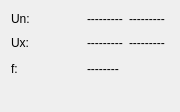
Old version of the form wm3000u/wmrawactualvalbase.ui in the repository ZeraGmbH/wm-project.
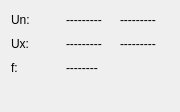
New version of the form.

Commit message: changes .ui files, vector widget without spacer

Patch:
```diff
--- a/wm3000u/wmrawactualvalbase.ui
+++ b/wm3000u/wmrawactualvalbase.ui
@@ -29,7 +29,33 @@
    <string>Vektoren</string>
   </property>
   <layout class="QGridLayout">
-   <item row="1" column="2">
+   <item row="2" column="0">
+    <widget class="QLabel" name="FreqLabel">
+     <property name="frameShape">
+      <enum>QFrame::NoFrame</enum>
+     </property>
+     <property name="text">
+      <string>f:</string>
+     </property>
+     <property name="wordWrap">
+      <bool>false</bool>
+     </property>
+    </widget>
+   </item>
+   <item row="0" column="1">
+    <widget class="QLabel" name="XnAmplDisp">
+     <property name="frameShape">
+      <enum>QFrame::NoFrame</enum>
+     </property>
+     <property name="text">
+      <string>---------</string>
+     </property>
+     <property name="wordWrap">
+      <bool>false</bool>
+     </property>
+    </widget>
+   </item>
+   <item row="1" column="1">
     <widget class="QLabel" name="XxAmplDisp">
      <property name="frameShape">
       <enum>QFrame::NoFrame</enum>
@@ -45,7 +71,40 @@
      </property>
     </widget>
    </item>
-   <item row="0" column="3">
+   <item row="0" column="0">
+    <widget class="QLabel" name="XnLabel">
+     <property name="frameShape">
+      <enum>QFrame::NoFrame</enum>
+     </property>
+     <property name="text">
+      <string>Un:</string>
+     </property>
+     <property name="wordWrap">
+      <bool>false</bool>
+     </property>
+    </widget>
+   </item>
+   <item row="3" column="0" colspan="3">
+    <widget class="QLabel" name="Settingslabel">
+     <property name="text">
+      <string/>
+     </property>
+    </widget>
+   </item>
+   <item row="1" column="0">
+    <widget class="QLabel" name="XxLabel">
+     <property name="frameShape">
+      <enum>QFrame::NoFrame</enum>
+     </property>
+     <property name="text">
+      <string>Ux:</string>
+     </property>
+     <property name="wordWrap">
+      <bool>false</bool>
+     </property>
+    </widget>
+   </item>
+   <item row="0" column="2">
     <widget class="QLabel" name="XnPhaseDisp">
      <property name="sizePolicy">
       <sizepolicy hsizetype="Preferred" vsizetype="Preferred">
@@ -64,75 +123,7 @@
      </property>
     </widget>
    </item>
-   <item row="2" column="3">
-    <spacer name="spacer17">
-     <property name="orientation">
-      <enum>Qt::Vertical</enum>
-     </property>
-     <property name="sizeType">
-      <enum>QSizePolicy::Minimum</enum>
-     </property>
-     <property name="sizeHint" stdset="0">
-      <size>
-       <width>20</width>
-       <height>20</height>
-      </size>
-     </property>
-    </spacer>
-   </item>
-   <item row="0" column="2">
-    <widget class="QLabel" name="XnAmplDisp">
-     <property name="frameShape">
-      <enum>QFrame::NoFrame</enum>
-     </property>
-     <property name="text">
-      <string>---------</string>
-     </property>
-     <property name="wordWrap">
-      <bool>false</bool>
-     </property>
-    </widget>
-   </item>
-   <item row="2" column="0">
-    <widget class="QLabel" name="FreqLabel">
-     <property name="frameShape">
-      <enum>QFrame::NoFrame</enum>
-     </property>
-     <property name="text">
-      <string>f:</string>
-     </property>
-     <property name="wordWrap">
-      <bool>false</bool>
-     </property>
-    </widget>
-   </item>
-   <item row="1" column="0">
-    <widget class="QLabel" name="XxLabel">
-     <property name="frameShape">
-      <enum>QFrame::NoFrame</enum>
-     </property>
-     <property name="text">
-      <string>Ux:</string>
-     </property>
-     <property name="wordWrap">
-      <bool>false</bool>
-     </property>
-    </widget>
-   </item>
-   <item row="2" column="2">
-    <widget class="QLabel" name="FreqDisp">
-     <property name="frameShape">
-      <enum>QFrame::NoFrame</enum>
-     </property>
-     <property name="text">
-      <string>--------</string>
-     </property>
-     <property name="wordWrap">
-      <bool>false</bool>
-     </property>
-    </widget>
-   </item>
-   <item row="1" column="3">
+   <item row="1" column="2">
     <widget class="QLabel" name="XxPhaseDisp">
      <property name="frameShape">
       <enum>QFrame::NoFrame</enum>
@@ -145,42 +136,19 @@
      </property>
     </widget>
    </item>
-   <item row="1" column="1">
-    <spacer name="spacer20">
-     <property name="orientation">
-      <enum>Qt::Horizontal</enum>
-     </property>
-     <property name="sizeType">
-      <enum>QSizePolicy::Minimum</enum>
-     </property>
-     <property name="sizeHint" stdset="0">
-      <size>
-       <width>33</width>
-       <height>20</height>
-      </size>
-     </property>
-    </spacer>
-   </item>
-   <item row="0" column="0">
-    <widget class="QLabel" name="XnLabel">
+   <item row="2" column="1" colspan="2">
+    <widget class="QLabel" name="FreqDisp">
      <property name="frameShape">
       <enum>QFrame::NoFrame</enum>
      </property>
      <property name="text">
-      <string>Un:</string>
+      <string>--------</string>
      </property>
      <property name="wordWrap">
       <bool>false</bool>
      </property>
     </widget>
    </item>
-   <item row="3" column="0" colspan="4">
-    <widget class="QLabel" name="Settingslabel">
-     <property name="text">
-      <string/>
-     </property>
-    </widget>
-   </item>
   </layout>
  </widget>
  <layoutdefault spacing="6" margin="11"/>
```
The commit also changes 1 other file.
